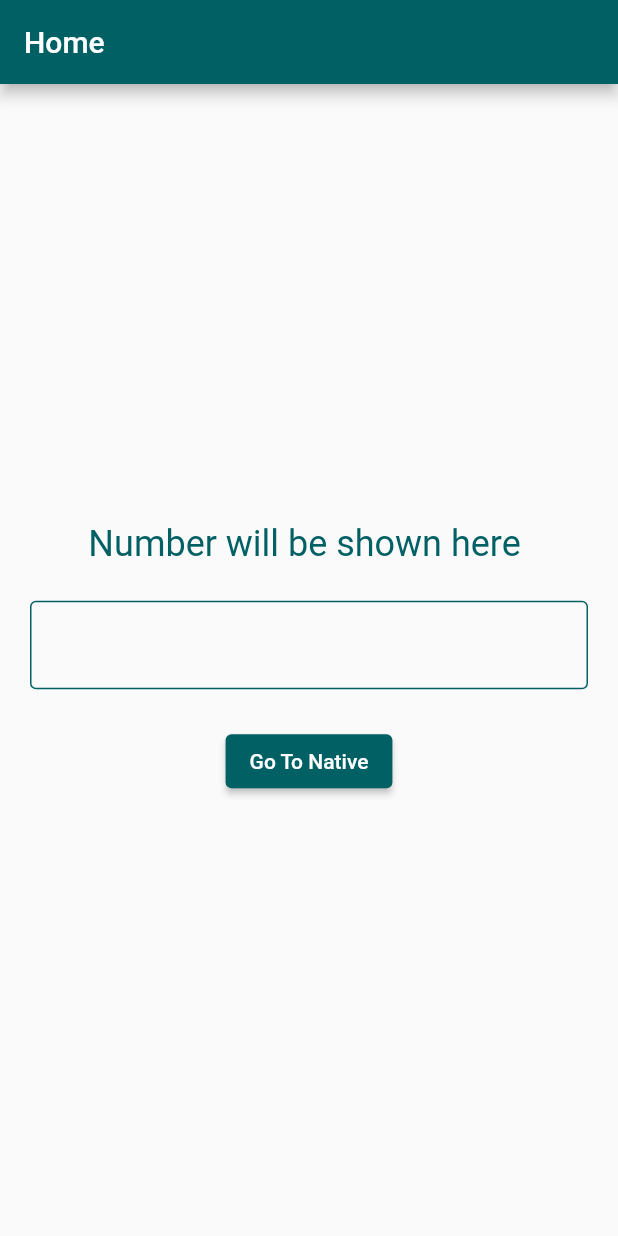
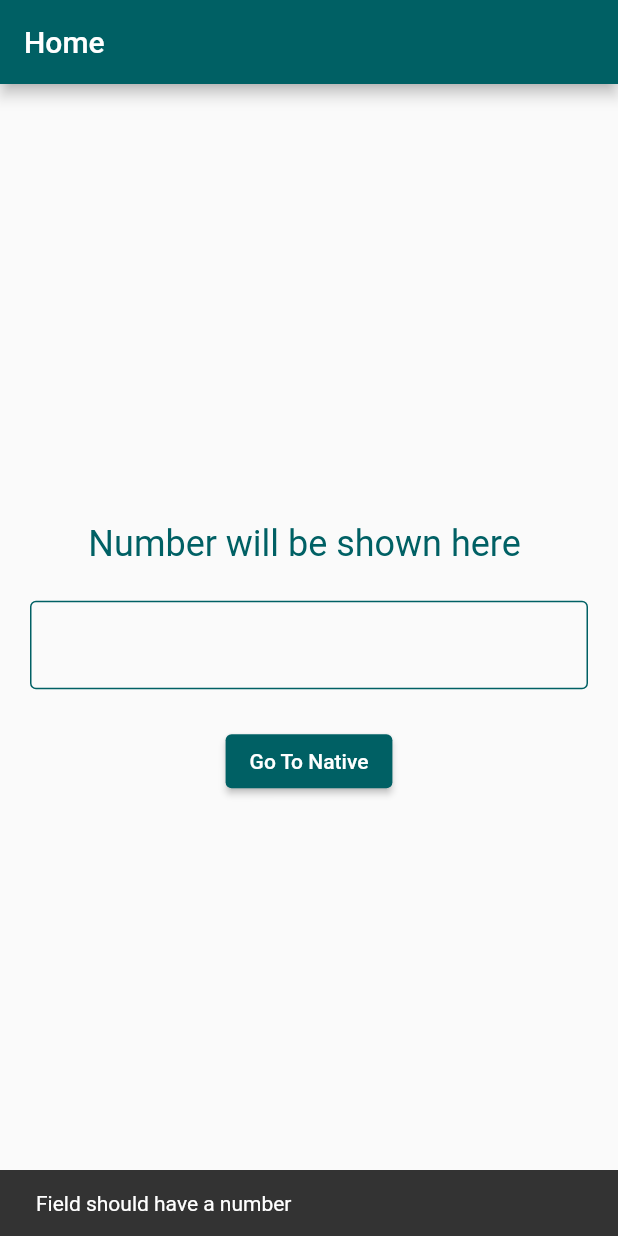
Before and after one commit to AliHassanCheema/Platform-Integration, a Flutter app: the screen it shows after launch, after a tap on "Go To Native", on a phone screen of 412 x 824 dp. Run offline on Flutter 3.47's test engine with Material 2 defaults, Android fonts, the phone set to English and light mode, and no system bars; our stand-ins replace stacked, wakelock.

Commit message:
error handled

```diff
--- a/lib/home_vm.dart
+++ b/lib/home_vm.dart
@@ -2,28 +2,29 @@ import 'package:flutter/material.dart';
 import 'package:flutter/services.dart';
 import 'package:stacked/stacked.dart';
 
-class HomeVuModel extends BaseViewModel{
+class HomeVuModel extends BaseViewModel {
   int? n;
   int? result;
-  static const  CHANNEL = "com.example.platform_integ/channels";
+  static const CHANNEL = "com.example.platform_integ/channels";
   static const platform = MethodChannel(CHANNEL);
   TextEditingController? controller = TextEditingController();
 
-  HomeVuModel(){
+  HomeVuModel() {
     debugPrint('back to HOme');
   }
 
-
-   onOpenNativeActivity() async {
+  onOpenNativeActivity(context) async {
     debugPrint("Not invoked yet");
+    if (controller!.value.text != '') {
       n = int.parse(controller!.value.text);
-      if(n !=null){
-        result = await platform.invokeMethod("goToSecondScreen" , {"number": n});
-        n=result;
+      result = await platform.invokeMethod("goToSecondScreen", {"number": n});
+      n = result;
       controller!.clear();
+    } else {
+      ScaffoldMessenger.of(context).showSnackBar(
+          const SnackBar(content: Text('Field should have a number'), duration: Duration(milliseconds: 4000)));
     }
     notifyListeners();
     debugPrint("invokedddddddddddd   Value $n");
   }
-
 }
--- a/lib/home_vu.dart
+++ b/lib/home_vu.dart
@@ -1,4 +1,3 @@
-
 import 'package:flutter/material.dart';
 import 'package:flutter/services.dart';
 import 'package:platform_integ/home_vm.dart';
@@ -10,10 +9,7 @@ class HomeScreen extends ViewModelBuilderWidget<HomeVuModel> {
   @override
   Widget builder(BuildContext context, HomeVuModel viewModel, Widget? child) {
     return Scaffold(
-
-      appBar: AppBar(
-        backgroundColor: Colors.cyan[900],
-        title: const Text('Home')),
+      appBar: AppBar(backgroundColor: Colors.cyan[900], title: const Text('Home')),
       body: Center(
         child: Padding(
           padding: const EdgeInsets.all(20.0),
@@ -21,28 +17,35 @@ class HomeScreen extends ViewModelBuilderWidget<HomeVuModel> {
             child: Column(
               mainAxisAlignment: MainAxisAlignment.center,
               children: [
-                Text(viewModel.n == null  ? 'Number will be shown here ' : viewModel.n.toString(), style: TextStyle(color: Colors.cyan[900], fontSize: 24),),
-                 const SizedBox(height: 24,),
+                Text(
+                  viewModel.n == null ? 'Number will be shown here ' : viewModel.n.toString(),
+                  style: TextStyle(color: Colors.cyan[900], fontSize: 24),
+                ),
+                const SizedBox(
+                  height: 24,
+                ),
                 TextFormField(
-                  decoration:  const InputDecoration(
-                    border: OutlineInputBorder(borderSide: BorderSide(color: Color.fromARGB(255, 0, 96, 100))),
-                    enabledBorder: OutlineInputBorder(borderSide: BorderSide(color: Color.fromARGB(255, 0, 96, 100))),
-                    focusedBorder: OutlineInputBorder(borderSide: BorderSide(color: Color.fromARGB(255, 0, 96, 100)))
-                  ),
+                  decoration: const InputDecoration(
+                      border: OutlineInputBorder(borderSide: BorderSide(color: Color.fromARGB(255, 0, 96, 100))),
+                      enabledBorder: OutlineInputBorder(borderSide: BorderSide(color: Color.fromARGB(255, 0, 96, 100))),
+                      focusedBorder:
+                          OutlineInputBorder(borderSide: BorderSide(color: Color.fromARGB(255, 0, 96, 100)))),
                   keyboardType: TextInputType.phone,
-                  inputFormatters: <TextInputFormatter>[
-                  FilteringTextInputFormatter.digitsOnly
-                  ],
+                  inputFormatters: <TextInputFormatter>[FilteringTextInputFormatter.digitsOnly],
                   controller: viewModel.controller,
                 ),
-                const SizedBox(height: 24,),
-                ElevatedButton(onPressed: ()
-                async{
-                  await viewModel.onOpenNativeActivity();
-                },
-                style: ElevatedButton.styleFrom(
-                primary: Colors.cyan[900],),
-                 child: const Text("Go To Native"),),
+                const SizedBox(
+                  height: 24,
+                ),
+                ElevatedButton(
+                  onPressed: () async {
+                    await viewModel.onOpenNativeActivity(context);
+                  },
+                  style: ElevatedButton.styleFrom(
+                    backgroundColor: Colors.cyan[900],
+                  ),
+                  child: const Text("Go To Native"),
+                ),
               ],
             ),
           ),
```
Also changed, not shown: pubspec.lock, 3 other files. Lines whose indentation alone changed are shown as unchanged.
